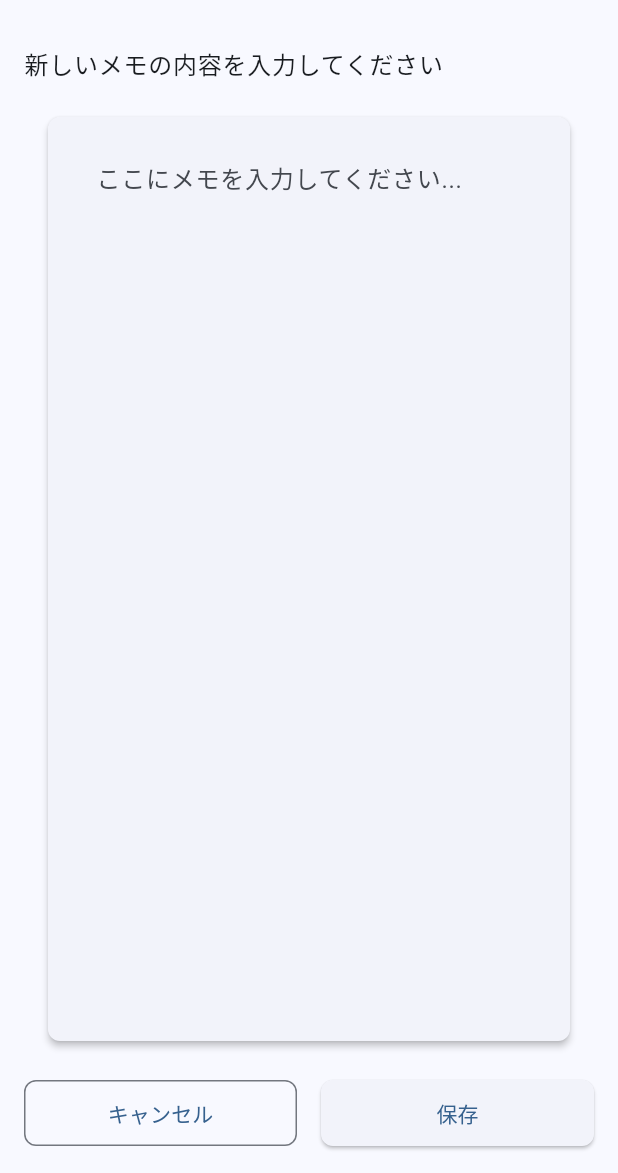
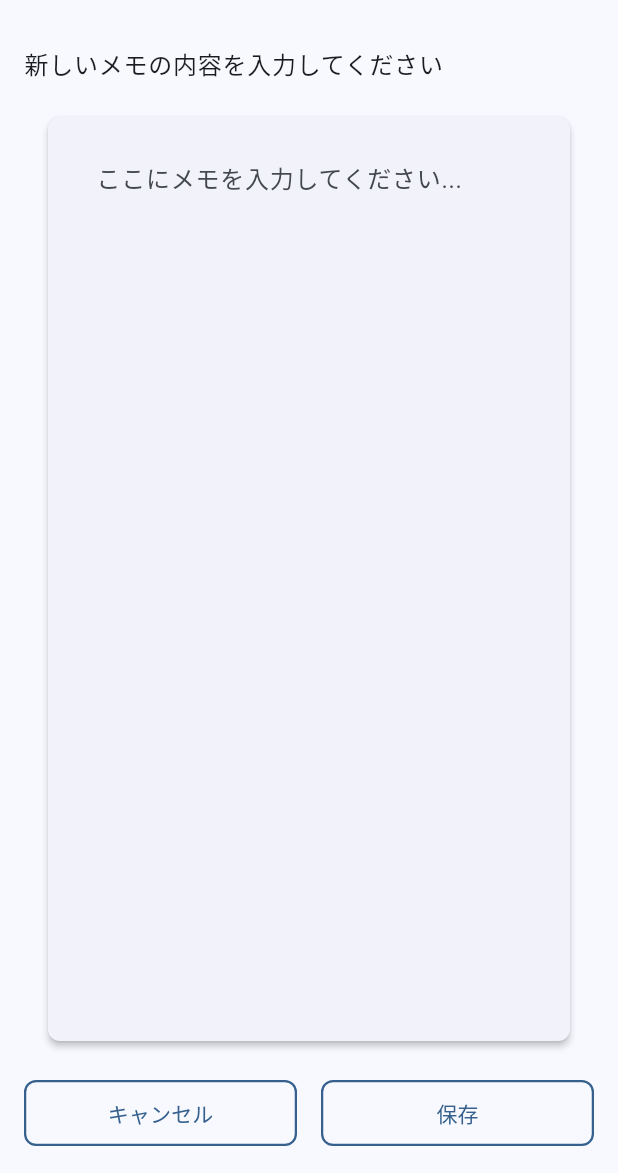
Before and after one commit to utakata-haru/memo_app_0, a Flutter app: the MemoEditPage screen opened by its route, on a phone screen of 412 x 824 dp, the part 63-1236 px from its top. Run offline on Flutter 3.47's test engine with Material 3 defaults, Android fonts, the phone set to English and light mode, and no system bars; our stand-ins replace drift, flutter_hooks, freezed_annotation, go_router, hooks_riverpod, riverpod_annotation; accounts and stored records are empty; generated files the repository leaves out were written again; Roboto replaces fonts that are missing (NotoSansJP).

Commit message:
style(memo): キャンセルと保存ボタンのスタイルを統一
ActionButtonにunifiedスタイルを追加し、メモエディタのキャンセルと保存ボタンのスタイルを統一

```diff
--- a/lib/features/user/memo/4_presentation/1_widgets/1_atoms/action_button.dart
+++ b/lib/features/user/memo/4_presentation/1_widgets/1_atoms/action_button.dart
@@ -75,6 +75,26 @@ class ActionButton extends StatelessWidget {
           onPressed: isLoading ? null : onPressed,
           child: child,
         );
+      case ActionButtonStyle.unified:
+        return OutlinedButton(
+          onPressed: isLoading ? null : onPressed,
+          style: OutlinedButton.styleFrom(
+            side: BorderSide(
+              color: Theme.of(context).colorScheme.primary,
+              width: 1.5,
+            ),
+            foregroundColor: Theme.of(context).colorScheme.primary,
+            backgroundColor: Colors.transparent,
+            shape: RoundedRectangleBorder(
+              borderRadius: BorderRadius.circular(8),
+            ),
+            padding: const EdgeInsets.symmetric(
+              horizontal: 24,
+              vertical: 12,
+            ),
+          ),
+          child: child,
+        );
     }
   }
 }
@@ -92,6 +112,9 @@ enum ActionButtonStyle {
 
   /// テキストボタン
   text,
+
+  /// 統一されたアウトラインボタン（キャンセル・保存ボタン用）
+  unified,
 }
 
 /// アイコンボタンAtomコンポーネント
--- a/lib/features/user/memo/4_presentation/1_widgets/3_organisms/memo_editor.dart
+++ b/lib/features/user/memo/4_presentation/1_widgets/3_organisms/memo_editor.dart
@@ -100,7 +100,7 @@ class MemoEditor extends HookWidget {
               Expanded(
                 child: ActionButton(
                   label: 'キャンセル',
-                  style: ActionButtonStyle.secondary,
+                  style: ActionButtonStyle.unified,
                   onPressed: isLoading ? null : onCancel,
                 ),
               ),
@@ -108,7 +108,7 @@ class MemoEditor extends HookWidget {
               Expanded(
                 child: ActionButton(
                   label: isEditMode ? '更新' : '保存',
-                  style: ActionButtonStyle.primary,
+                  style: ActionButtonStyle.unified,
                   onPressed: isLoading
                       ? null
                       : () => onSave?.call(controller.text),
```
Also changed, not shown: lib/main.dart (line endings or trailing spaces).
